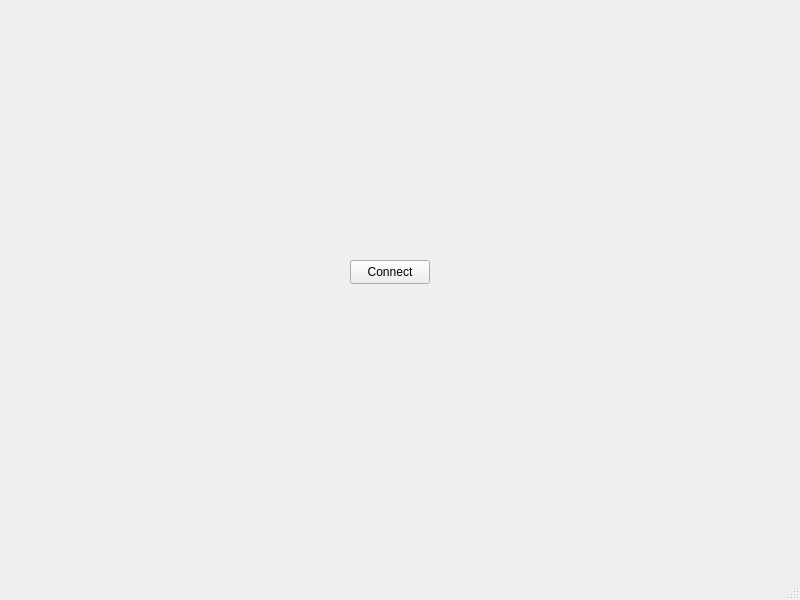
Zbynkus9/BazyDanychJachtyApp, file mainwindow.ui: the form before one commit.
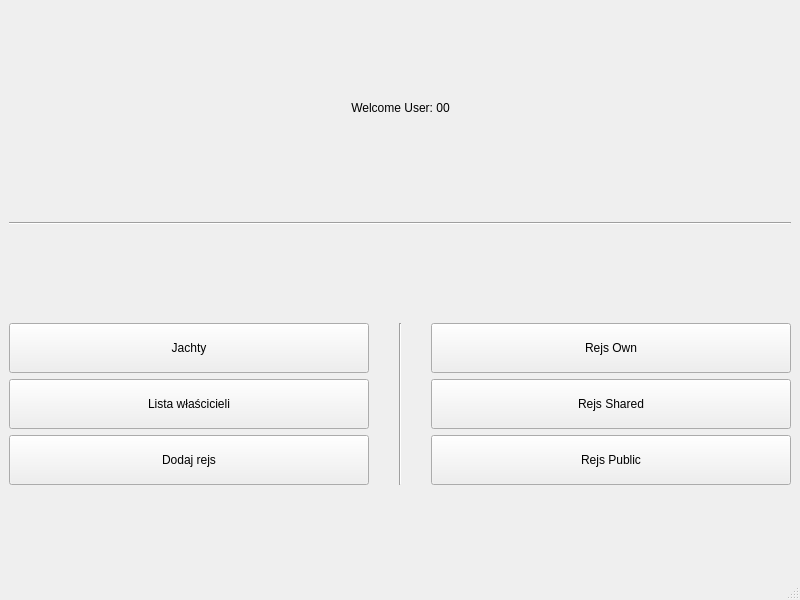
The form after the commit.

Commit message: Login and main app window implemented

Patch:
```diff
--- a/mainwindow.ui
+++ b/mainwindow.ui
@@ -13,20 +13,198 @@
   <property name="windowTitle">
    <string>MainWindow</string>
   </property>
+  <property name="styleSheet">
+   <string notr="true"/>
+  </property>
   <widget class="QWidget" name="centralwidget">
-   <widget class="QPushButton" name="ConnectBTN">
-    <property name="geometry">
-     <rect>
-      <x>350</x>
-      <y>260</y>
-      <width>80</width>
-      <height>24</height>
-     </rect>
-    </property>
-    <property name="text">
-     <string>Connect</string>
-    </property>
-   </widget>
+   <layout class="QGridLayout" name="gridLayout">
+    <item row="0" column="0">
+     <layout class="QHBoxLayout" name="horizontalLayout">
+      <property name="sizeConstraint">
+       <enum>QLayout::SizeConstraint::SetMaximumSize</enum>
+      </property>
+      <item>
+       <spacer name="horizontalSpacer">
+        <property name="orientation">
+         <enum>Qt::Orientation::Horizontal</enum>
+        </property>
+        <property name="sizeHint" stdset="0">
+         <size>
+          <width>40</width>
+          <height>20</height>
+         </size>
+        </property>
+       </spacer>
+      </item>
+      <item>
+       <widget class="QLabel" name="WindowLabel">
+        <property name="sizePolicy">
+         <sizepolicy hsizetype="Preferred" vsizetype="Maximum">
+          <horstretch>0</horstretch>
+          <verstretch>0</verstretch>
+         </sizepolicy>
+        </property>
+        <property name="maximumSize">
+         <size>
+          <width>16777215</width>
+          <height>30</height>
+         </size>
+        </property>
+        <property name="text">
+         <string>Welcome User: 00</string>
+        </property>
+        <property name="alignment">
+         <set>Qt::AlignmentFlag::AlignCenter</set>
+        </property>
+       </widget>
+      </item>
+      <item>
+       <spacer name="horizontalSpacer_2">
+        <property name="orientation">
+         <enum>Qt::Orientation::Horizontal</enum>
+        </property>
+        <property name="sizeHint" stdset="0">
+         <size>
+          <width>40</width>
+          <height>20</height>
+         </size>
+        </property>
+       </spacer>
+      </item>
+     </layout>
+    </item>
+    <item row="1" column="0">
+     <widget class="Line" name="line">
+      <property name="sizePolicy">
+       <sizepolicy hsizetype="Minimum" vsizetype="Maximum">
+        <horstretch>0</horstretch>
+        <verstretch>0</verstretch>
+       </sizepolicy>
+      </property>
+      <property name="maximumSize">
+       <size>
+        <width>16777215</width>
+        <height>20</height>
+       </size>
+      </property>
+      <property name="styleSheet">
+       <string notr="true"/>
+      </property>
+      <property name="orientation">
+       <enum>Qt::Orientation::Horizontal</enum>
+      </property>
+     </widget>
+    </item>
+    <item row="2" column="0">
+     <layout class="QHBoxLayout" name="horizontalLayout_2" stretch="0,0,0">
+      <item>
+       <layout class="QVBoxLayout" name="verticalLayout">
+        <item>
+         <widget class="QPushButton" name="YachtsBTN">
+          <property name="minimumSize">
+           <size>
+            <width>0</width>
+            <height>50</height>
+           </size>
+          </property>
+          <property name="text">
+           <string>Jachty</string>
+          </property>
+         </widget>
+        </item>
+        <item>
+         <widget class="QPushButton" name="YachtsOwnershipBTN">
+          <property name="minimumSize">
+           <size>
+            <width>0</width>
+            <height>50</height>
+           </size>
+          </property>
+          <property name="text">
+           <string>Lista właścicieli</string>
+          </property>
+         </widget>
+        </item>
+        <item>
+         <widget class="QPushButton" name="TripAddBTN">
+          <property name="minimumSize">
+           <size>
+            <width>0</width>
+            <height>50</height>
+           </size>
+          </property>
+          <property name="text">
+           <string>Dodaj rejs</string>
+          </property>
+         </widget>
+        </item>
+       </layout>
+      </item>
+      <item>
+       <widget class="Line" name="line_2">
+        <property name="sizePolicy">
+         <sizepolicy hsizetype="Minimum" vsizetype="Minimum">
+          <horstretch>0</horstretch>
+          <verstretch>0</verstretch>
+         </sizepolicy>
+        </property>
+        <property name="maximumSize">
+         <size>
+          <width>50</width>
+          <height>16777215</height>
+         </size>
+        </property>
+        <property name="orientation">
+         <enum>Qt::Orientation::Vertical</enum>
+        </property>
+       </widget>
+      </item>
+      <item>
+       <layout class="QVBoxLayout" name="verticalLayout_2" stretch="10,10,10">
+        <item>
+         <widget class="QPushButton" name="TripListOwnBTN">
+          <property name="minimumSize">
+           <size>
+            <width>0</width>
+            <height>50</height>
+           </size>
+          </property>
+          <property name="text">
+           <string>Rejs Own</string>
+          </property>
+         </widget>
+        </item>
+        <item>
+         <widget class="QPushButton" name="TripListSharedBTN">
+          <property name="minimumSize">
+           <size>
+            <width>0</width>
+            <height>50</height>
+           </size>
+          </property>
+          <property name="text">
+           <string>Rejs Shared</string>
+          </property>
+         </widget>
+        </item>
+        <item>
+         <widget class="QPushButton" name="TripListPublicBTN">
+          <property name="minimumSize">
+           <size>
+            <width>0</width>
+            <height>50</height>
+           </size>
+          </property>
+          <property name="text">
+           <string>Rejs Public</string>
+          </property>
+         </widget>
+        </item>
+       </layout>
+      </item>
+     </layout>
+    </item>
+   </layout>
   </widget>
   <widget class="QMenuBar" name="menubar">
    <property name="geometry">
```
The commit also changes 10 other files.
